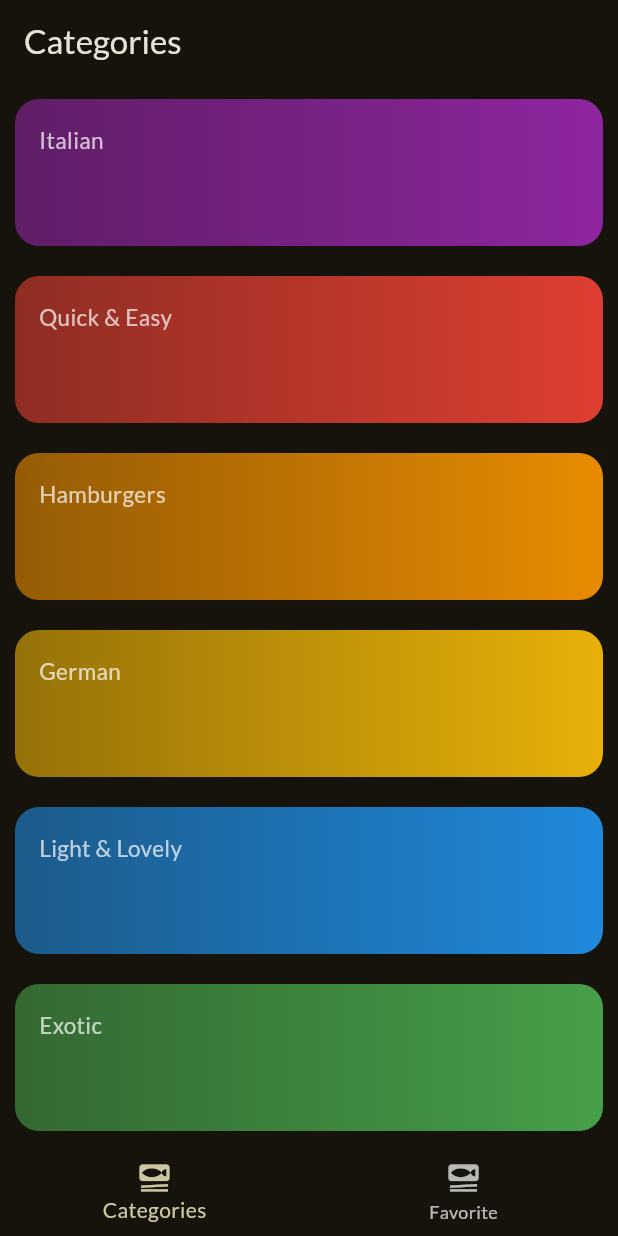
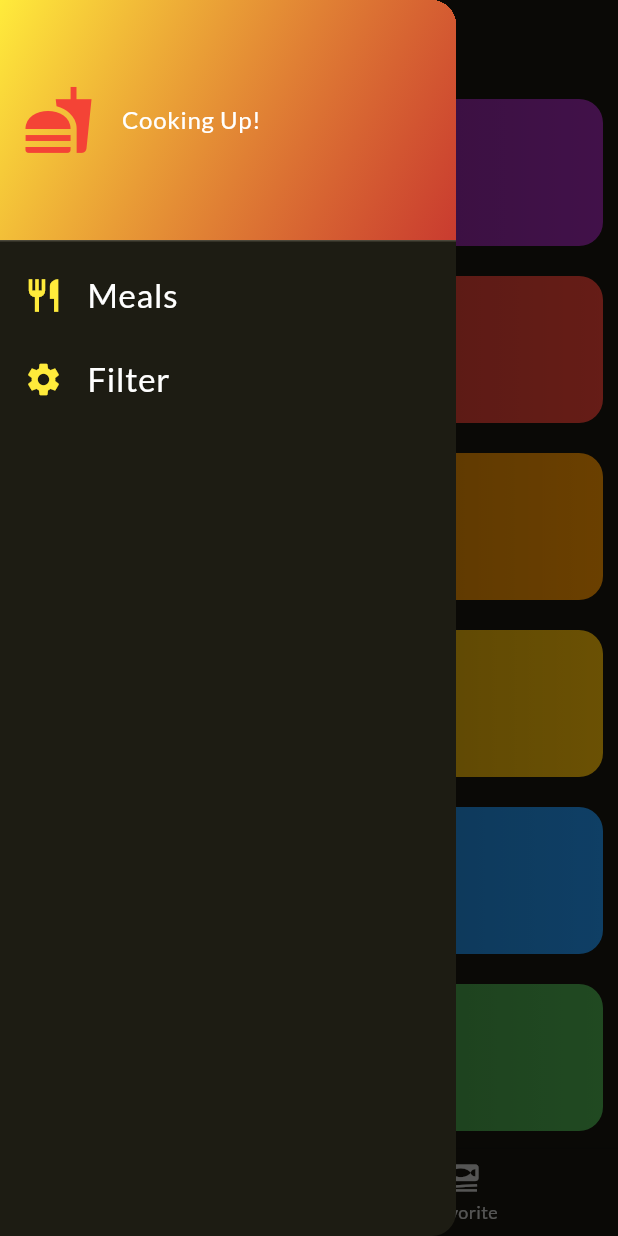
Before and after one commit to jayednahain/Meals-App, a Flutter app: the screen it shows after launch, with the side drawer open (before the commit the screen has no drawer), on a phone screen of 412 x 824 dp. Run offline on Flutter 3.47's test engine with Material 2 defaults, Android fonts, the phone set to English and light mode, and no system bars; our stand-ins replace google_fonts, transparent_image.

Commit message:
166_adding slide drawer_/drawer iten seperated

```diff
--- a/lib/Screen/tabScreen.dart
+++ b/lib/Screen/tabScreen.dart
@@ -1,6 +1,7 @@
 import 'package:flutter/material.dart';
 import 'package:mealsapp/Screen/categoriesScreen.dart';
 import 'package:mealsapp/Screen/mealsScreen.dart';
+import 'package:mealsapp/Widgets/drawer.dart';
 
 import '../Models/modelMeal.dart';
 
@@ -69,6 +70,7 @@ class _TabScreenState extends State<TabScreen> {
     return Scaffold(
       appBar: AppBar(title: Text(activePageTitle)),
       body: activePage,
+      drawer: MainDrawer(),
       bottomNavigationBar: BottomNavigationBar(
         onTap: _selectPage,
         currentIndex: _selectedPageIndex,
--- /dev/null
+++ b/lib/Widgets/drawer.dart
@@ -0,0 +1,53 @@
+
+import 'package:flutter/material.dart';
+import 'package:mealsapp/Widgets/singleDrawerItem.dart';
+//(#166)-1
+class MainDrawer extends StatelessWidget {
+  const MainDrawer({super.key});
+
+  @override
+  Widget build(BuildContext context) {
+    return Drawer(
+      child: Column(
+        children: [
+          DrawerHeader(
+            padding: const EdgeInsets.all(15),
+            decoration: BoxDecoration(
+              gradient: LinearGradient(
+                colors: [
+                  Colors.yellow,
+                  Colors.red.withOpacity(0.8)
+                ],
+                begin: Alignment.topLeft,
+                end: Alignment.bottomRight
+              ),
+            ),
+            child: Row(
+              children: [
+                Icon(
+                  Icons.fastfood,
+                  size: 48,
+                  color: Colors.red,
+                ),
+                const SizedBox( width: 18),
+                Text('Cooking Up!', style: TextStyle(color: Colors.white))
+              ],
+            )
+          ),
+          SingleDrawerItem(
+              itemIcon: Icons.restaurant,
+              title: 'Meals',
+              onTapItem: (){
+                print("___PRESS___!");
+              }
+          ),
+          SingleDrawerItem(
+              itemIcon: Icons.settings,
+              title: 'Filter',
+              onTapItem: (){}
+          ),
+        ],
+      ),
+    );
+  }
+}
--- /dev/null
+++ b/lib/Widgets/singleDrawerItem.dart
@@ -0,0 +1,30 @@
+import 'package:flutter/material.dart';
+class SingleDrawerItem extends StatelessWidget {
+  const SingleDrawerItem({
+    super.key,
+    required this.itemIcon,
+    required this.title,
+    required this.onTapItem
+  });
+  final IconData itemIcon;
+  final String title;
+  final Function onTapItem;
+
+  @override
+  Widget build(BuildContext context) {
+    return ListTile(
+      onTap: (){
+        onTapItem();
+      },
+      leading: Icon(
+        itemIcon,
+        size: 26,
+        color: Colors.yellow,
+      ),
+      title: Text(
+        title,
+        style: TextStyle(color: Colors.white,fontSize: 22),
+      ),
+    );
+  }
+}
```
Also changed, not shown: 1 other file.
